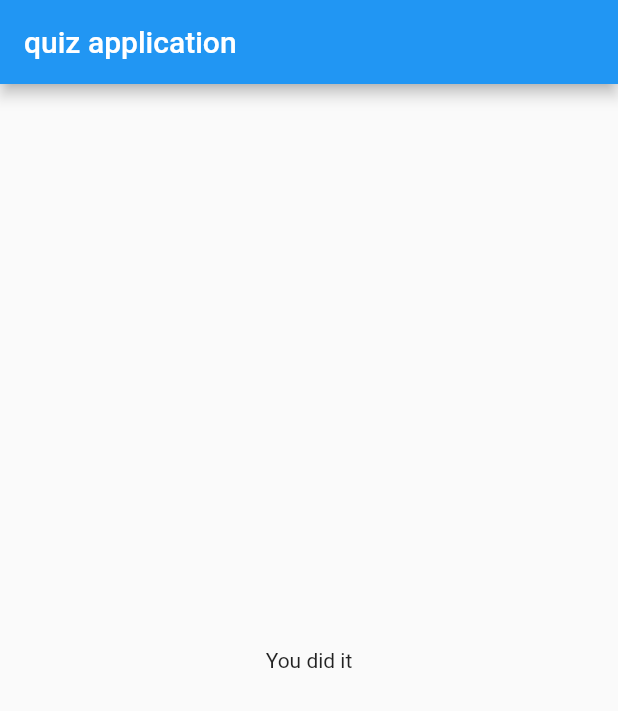
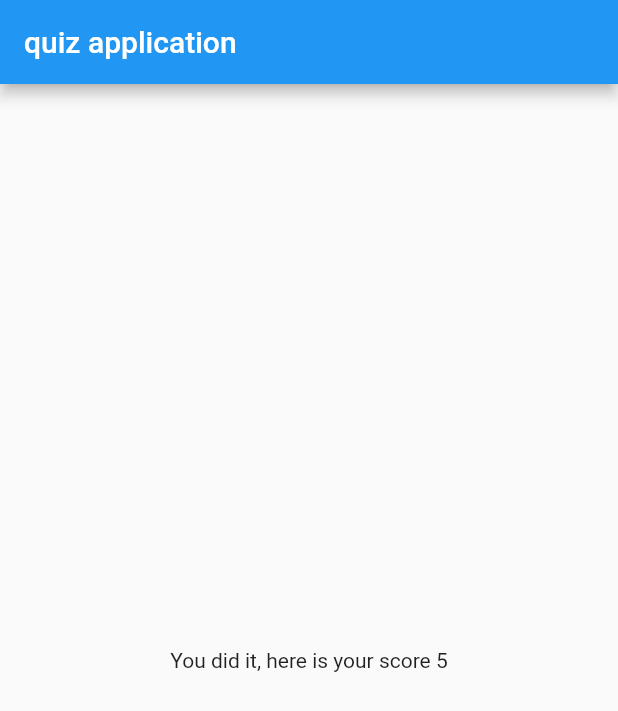
Before and after one commit to bobbylemm/simple-flutter-app, a Flutter app: the screen it shows after launch, after a tap on "react", after a tap on "2018", after a tap on "lamborgini", on a phone screen of 412 x 824 dp. Shown: the top 711 px of the screen. Run offline on Flutter 3.47's test engine with Material 2 defaults, Android fonts, the phone set to English and light mode, and no system bars.

Commit message:
finish app

```diff
--- a/lib/main.dart
+++ b/lib/main.dart
@@ -14,28 +14,38 @@ class MyApp extends StatefulWidget {
 
 class _MyAppState extends State<MyApp> {
   var _questionIndex = 0;
+  var score = 0;
   final questions = const [
     {
       'question': 'what\'s is your favorite piece of technology?',
-      'answer': ['react', 'flutter', 'golang']
+      'answer': [
+        {'text': 'react', 'score': 2},
+        {'text': 'flutter', 'score': 1},
+        {'text': 'golang', 'score': 4}
+      ]
     },
     {
       'question': 'when did you begin coding?',
-      'answer': ['2018', '2015', '2019']
+      'answer': [
+        {'text': '2018', 'score': 2},
+        {'text': '2015', 'score': 1},
+        {'text': '2019', 'score': 3}
+      ]
     },
     {
       'question': 'what is your best car?',
       'answer': [
-        'ferrari',
-        'lamborgini',
-        'buggati',
-        'range rover',
-        'rolls royce'
+        {'text': 'ferrari', 'score': 1},
+        {'text': 'lamborgini', 'score': 1},
+        {'text': 'buggati', 'score': 2},
+        {'text': 'range rover', 'score': 2},
+        {'text': 'rolls royce', 'score': 2}
       ]
     },
   ];
-  void _answerChosen() {
+  void _answerChosen(int questionScore) {
     if (_questionIndex < questions.length) {
+      score += questionScore;
       setState(() {
         _questionIndex = _questionIndex + 1;
       });
@@ -55,7 +65,7 @@ class _MyAppState extends State<MyApp> {
                 questionIndex: _questionIndex,
                 questions: questions,
               )
-            : Result(),
+            : Result(score),
       ),
     );
   }
--- a/lib/quiz.dart
+++ b/lib/quiz.dart
@@ -14,9 +14,9 @@ class Quiz extends StatelessWidget {
     return Column(
       children: <Widget>[
         Question(questions[questionIndex]['question']),
-        ...(questions[questionIndex]['answer'] as List<String>)
+        ...(questions[questionIndex]['answer'] as List<Map<String, Object>>)
             .map((answer) {
-          return Answer(answerHandler, answer);
+          return Answer(() => answerHandler(answer['score']), answer['text']);
         }).toList()
       ],
     );
--- a/lib/result.dart
+++ b/lib/result.dart
@@ -1,10 +1,13 @@
 import 'package:flutter/material.dart';
 
 class Result extends StatelessWidget {
+  final int score;
+  Result(this.score);
+
   @override
   Widget build(BuildContext context) {
     return Center(
-      child: Text('You did it'),
+      child: Text('You did it, here is your score $score'),
     );
   }
 }
```
